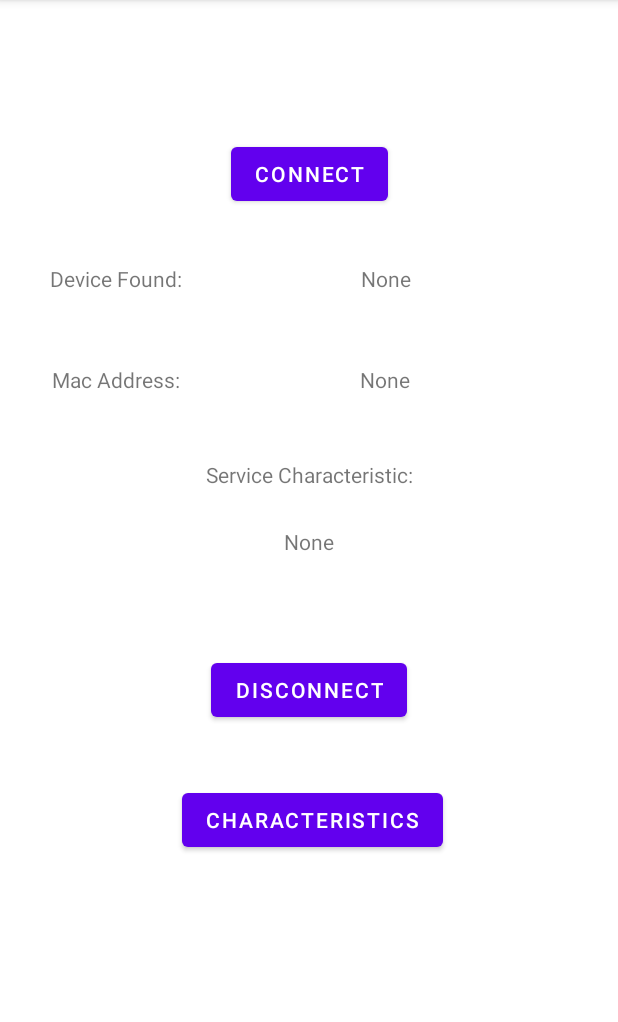
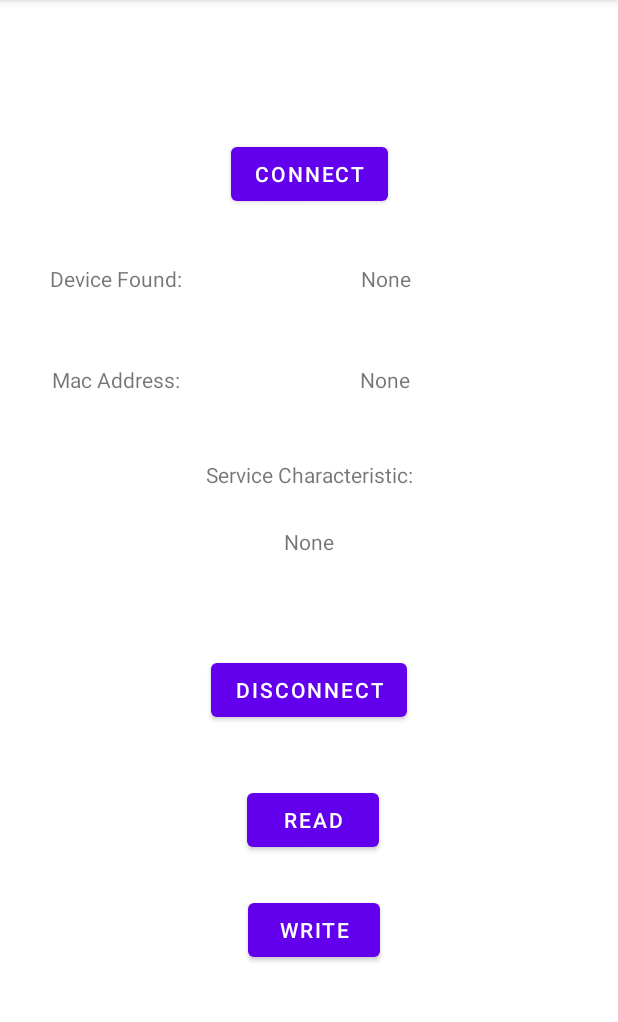
Before and after one commit to RyWilliamson/Keep-Your-Distance, an Android app: the screen it shows after launch (MainActivity), on a phone screen of 412 x 824 dp, the part 84-1106 px from its top. Run offline under Robolectric (Android 15) with nearby library versions, the phone set to English and light mode, and no system bars; libraries missing offline, so code that uses them is left out: com.welie.blessed; 1 statement that could not run was skipped.

Commit message:
Added experiment data.

```diff
--- a/src/Configurator/app/src/main/java/com/example/configurator/MainActivity.java
+++ b/src/Configurator/app/src/main/java/com/example/configurator/MainActivity.java
@@ -21,17 +21,21 @@ import androidx.appcompat.app.AppCompatActivity;
 
 import java.util.UUID;
 
+import static android.bluetooth.BluetoothGattCharacteristic.WRITE_TYPE_DEFAULT;
+
 public class MainActivity extends AppCompatActivity {
 
     private TextView deviceNameLabel;
     private TextView deviceMacLabel;
-    protected TextView deviceCharacteristicLabel;
+    private TextView deviceCharacteristicLabel;
+    private byte vals = 0;
 
     private BluetoothCentral central;
     private BluetoothPeripheral BLEPeripheral;
     private BluetoothGattCharacteristic characteristic;
-    private UUID ESP_SERVICE_ID = UUID.fromString("4fafc201-1fb5-459e-8fcc-c5c9c331914b");
-    private UUID ESP_CHARACTERISTIC_ID = UUID.fromString( "beb5483e-36e1-4688-b7f5-ea07361b26a8" );
+    private final UUID ESP_SERVICE_ID = UUID.fromString( "4fafc201-1fb5-459e-8fcc-c5c9c331914b" );
+    private final UUID ESP_CHARACTERISTIC_ID = UUID.fromString( "beb5483e-36e1-4688-b7f5-ea07361b26a8" );
+    private final UUID RSSI_CHARACTERISTIC_ID = UUID.fromString( "3f237eb3-99b4-4bbd-9475-f2e7b39ac899" );
 
     @Override
     protected void onCreate( Bundle savedInstanceState ) {
@@ -43,12 +47,12 @@ public class MainActivity extends AppCompatActivity {
         deviceCharacteristicLabel = findViewById( R.id.serviceInfo );
 
         central = new BluetoothCentral( this, bluetoothCentralCallback, new Handler(
-                Looper.getMainLooper()) );
+                Looper.getMainLooper() ) );
     }
 
     public void deviceScan( View view ) {
         // Start Scan
-        central.scanForPeripheralsWithNames( new String[] {"ESP32"} );
+        central.scanForPeripheralsWithNames( new String[]{ "ESP32" } );
     }
 
     public void disconnectFromDevice( View view ) {
@@ -57,23 +61,35 @@ public class MainActivity extends AppCompatActivity {
 
     public void onRead( View view ) {
         // Read characteristic with UUID beb5483e-36e1-4688-b7f5-ea07361b26a8
+        boolean written = BLEPeripheral.writeCharacteristic( characteristic, new byte[]{ vals },
+                WRITE_TYPE_DEFAULT );
         BLEPeripheral.readCharacteristic( characteristic );
+    }
+
+    public void onWrite(View view) {
+        boolean written = BLEPeripheral.writeCharacteristic( characteristic, new byte[]{ vals++ },
+                WRITE_TYPE_DEFAULT );
     }
 
     private final BluetoothCentralCallback bluetoothCentralCallback = new BluetoothCentralCallback() {
         @Override
-        public void onDiscoveredPeripheral( BluetoothPeripheral peripheral, ScanResult scanResult) {
+        public void onDiscoveredPeripheral( BluetoothPeripheral peripheral,
+                ScanResult scanResult ) {
             central.stopScan();
-            central.connectPeripheral(peripheral, peripheralCallback);
+            central.connectPeripheral( peripheral, peripheralCallback );
         }
 
         @Override
         public void onConnectedPeripheral( BluetoothPeripheral peripheral ) {
             super.onConnectedPeripheral( peripheral );
             BLEPeripheral = peripheral;
+//            if(peripheral.getService(CTS_SERVICE_UUID) != null) {
+//                BluetoothGattCharacteristic currentTimeCharacteristic = peripheral.getCharacteristic(CTS_SERVICE_UUID, CURRENT_TIME_CHARACTERISTIC_UUID);
+//                peripheral.setNotify(currentTimeCharacteristic, true);
+//            }
             deviceNameLabel.setText( peripheral.getName() );
             deviceMacLabel.setText( peripheral.getAddress() );
-            Log.d("Central Callback", "Connected");
+            Log.d( "Central Callback", "Connected" );
         }
 
         @Override
@@ -84,7 +100,7 @@ public class MainActivity extends AppCompatActivity {
             deviceNameLabel.setText( "" );
             deviceMacLabel.setText( "" );
             deviceCharacteristicLabel.setText( "" );
-            Log.d("Central Callback", "Connection Failed");
+            Log.d( "Central Callback", "Connection Failed" );
         }
 
         @Override
@@ -95,7 +111,7 @@ public class MainActivity extends AppCompatActivity {
             deviceNameLabel.setText( "" );
             deviceMacLabel.setText( "" );
             deviceCharacteristicLabel.setText( "" );
-            Log.d("Central Callback", "Disconnected");
+            Log.d( "Central Callback", "Disconnected" );
         }
     };
 
@@ -103,14 +119,16 @@ public class MainActivity extends AppCompatActivity {
         @Override
         public void onServicesDiscovered( BluetoothPeripheral peripheral ) {
             super.onServicesDiscovered( peripheral );
-            characteristic = peripheral.getCharacteristic( ESP_SERVICE_ID, ESP_CHARACTERISTIC_ID );
+            characteristic = peripheral.getCharacteristic( ESP_SERVICE_ID, RSSI_CHARACTERISTIC_ID );
         }
 
         @Override
         public void onCharacteristicUpdate( BluetoothPeripheral peripheral, byte[] value,
                 BluetoothGattCharacteristic characteristic, int status ) {
             super.onCharacteristicUpdate( peripheral, value, characteristic, status );
-            deviceCharacteristicLabel.setText( value.toString() );
+            for (byte val : value) {
+                deviceCharacteristicLabel.setText(String.valueOf( val ));
+            }
         }
     };
 
--- a/src/Configurator/app/src/main/res/layout/activity_main.xml
+++ b/src/Configurator/app/src/main/res/layout/activity_main.xml
@@ -100,11 +100,24 @@
         android:layout_width="wrap_content"
         android:layout_height="wrap_content"
         android:onClick="onRead"
-        android:text="Characteristics"
+        android:text="Read"
         app:layout_constraintBottom_toBottomOf="parent"
         app:layout_constraintEnd_toEndOf="parent"
         app:layout_constraintHorizontal_bias="0.509"
         app:layout_constraintStart_toStartOf="parent"
         app:layout_constraintTop_toBottomOf="@+id/disconnectButton"
         app:layout_constraintVertical_bias="0.165" />
+
+    <Button
+        android:id="@+id/writeButton"
+        android:layout_width="wrap_content"
+        android:layout_height="wrap_content"
+        android:onClick="onWrite"
+        android:text="Write"
+        app:layout_constraintBottom_toBottomOf="parent"
+        app:layout_constraintEnd_toEndOf="parent"
+        app:layout_constraintHorizontal_bias="0.51"
+        app:layout_constraintStart_toStartOf="parent"
+        app:layout_constraintTop_toBottomOf="@+id/readButton"
+        app:layout_constraintVertical_bias="0.17" />
 </androidx.constraintlayout.widget.ConstraintLayout>
```
Also changed, not shown: 5 other files.
